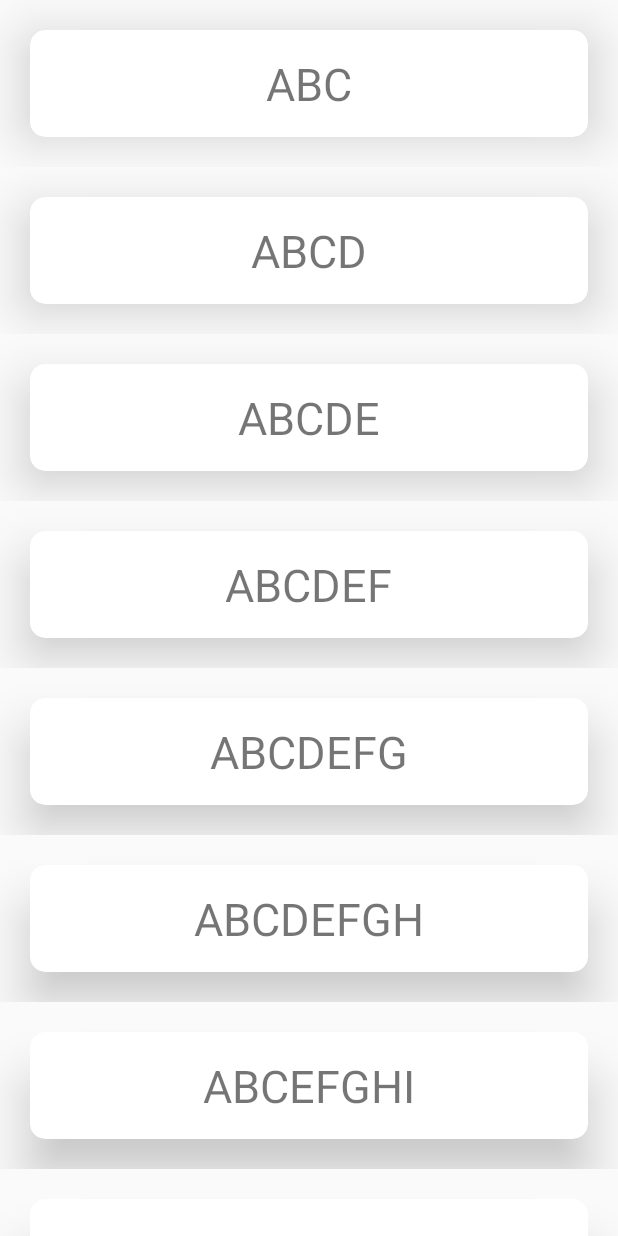
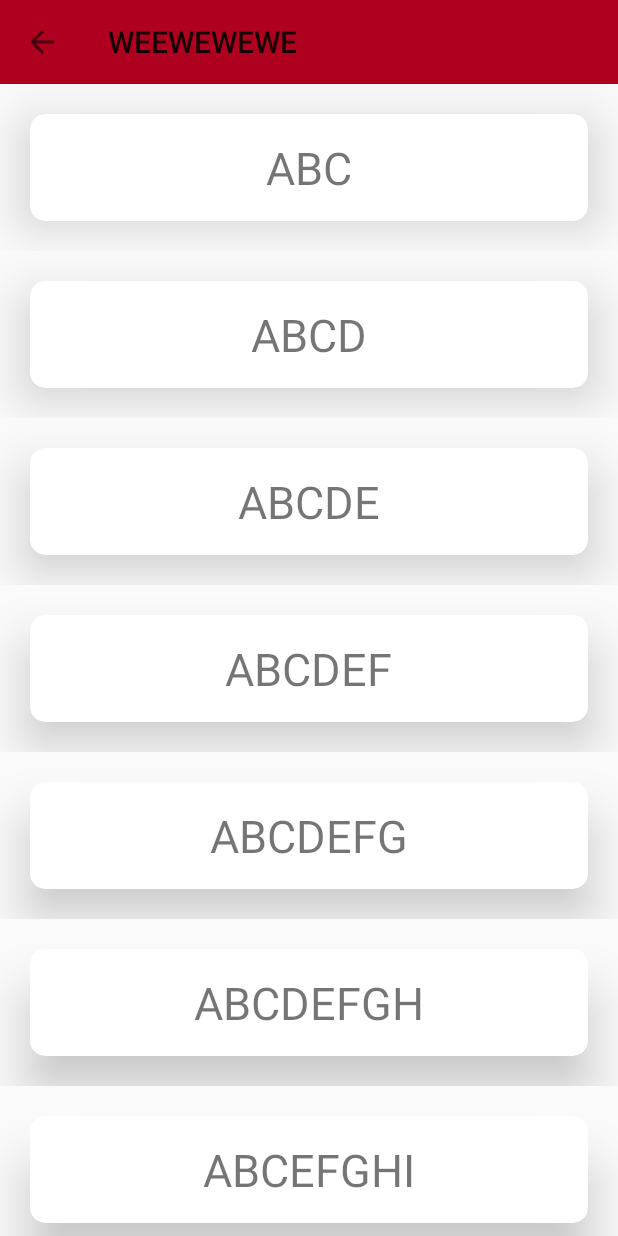
Before and after one commit to NihaalWagadia/Quizzy, an Android app: the LevelAct screen opened directly, with no data from a screen before it, on a phone screen of 412 x 824 dp. Run offline under Robolectric (Android 15) with nearby library versions, the phone set to English and light mode, and no system bars.

Commit message:
ActionBar

```diff
--- a/app/src/main/java/com/example/quizzydizzy/LevelAct.kt
+++ b/app/src/main/java/com/example/quizzydizzy/LevelAct.kt
@@ -1,7 +1,10 @@
 package com.example.quizzydizzy
 
+import android.content.Intent
 import androidx.appcompat.app.AppCompatActivity
 import android.os.Bundle
+import android.view.MenuItem
+import android.widget.Toolbar
 import androidx.recyclerview.widget.LinearLayoutManager
 import com.example.quizzydizzy.questionList.Question
 import kotlinx.android.synthetic.main.activity_level.*
@@ -12,10 +15,33 @@ class LevelAct : AppCompatActivity() {
     override fun onCreate(savedInstanceState: Bundle?) {
         super.onCreate(savedInstanceState)
         setContentView(R.layout.activity_level)
+
+//        val actionBar = supportActionBar
+//        actionBar!!.title = "WOOFWOOOF"
+//        actionBar.setDisplayHomeAsUpEnabled(true)
+        val toolbar = findViewById<androidx.appcompat.widget.Toolbar>(R.id.toolbar)
+        setSupportActionBar(toolbar)
+        supportActionBar!!.title="WEEWEWEWE"
+        supportActionBar!!.setDisplayHomeAsUpEnabled(true)
+        supportActionBar!!.setHomeButtonEnabled(true)
+
+
         mQuestionList = Constants.getQuestions()
         val adapter = AdapterLevel(mQuestionList, this)
         recycler_view.layoutManager = LinearLayoutManager(this)
         recycler_view.adapter = adapter
 
     }
+
+    override fun onSupportNavigateUp(): Boolean {
+        val intent = Intent(this, MainActivity::class.java)
+        startActivity(intent)
+        finish()
+        return true
+    }
+
+//    override fun onOptionsItemSelected(item: MenuItem): Boolean {
+//
+//        return super.onOptionsItemSelected(item)
+//    }
 }
--- a/app/src/main/res/layout/activity_level.xml
+++ b/app/src/main/res/layout/activity_level.xml
@@ -4,7 +4,17 @@
     xmlns:tools="http://schemas.android.com/tools"
     android:layout_width="match_parent"
     android:layout_height="match_parent"
+    android:orientation="vertical"
     tools:context=".LevelAct">
+
+<!--    <include layout="@layout/toolbar"-->
+<!--        android:id="@+id/toolbar"/>-->
+
+    <androidx.appcompat.widget.Toolbar
+        android:layout_width="match_parent"
+        android:layout_height="wrap_content"
+        android:id="@+id/toolbar"
+        android:background="@color/design_default_color_error"/>
 
     <androidx.recyclerview.widget.RecyclerView
         android:layout_width="match_parent"
--- a/app/src/main/res/layout/activity_play.xml
+++ b/app/src/main/res/layout/activity_play.xml
@@ -13,7 +13,11 @@
         android:orientation="vertical"
         android:weightSum="100">
 
-
+        <androidx.appcompat.widget.Toolbar
+            android:layout_width="match_parent"
+            android:layout_height="wrap_content"
+            android:id="@+id/toolbar"
+            android:background="@color/design_default_color_error"/>
         <RelativeLayout
             android:layout_width="match_parent"
             android:layout_height="match_parent"
```
Also changed, not shown: app/src/main/AndroidManifest.xml (+8 -3 lines), app/src/main/java/com/example/quizzydizzy/PlayAct.kt (+24 -1 lines), app/src/main/res/layout/activity_main.xml (+4 -3 lines), app/src/main/res/layout/toolbar.xml (added, +9 -0 lines), app/src/main/res/drawable-v24/soundddd.png (added), app/src/main/res/drawable-v24/soundy.png (added).
